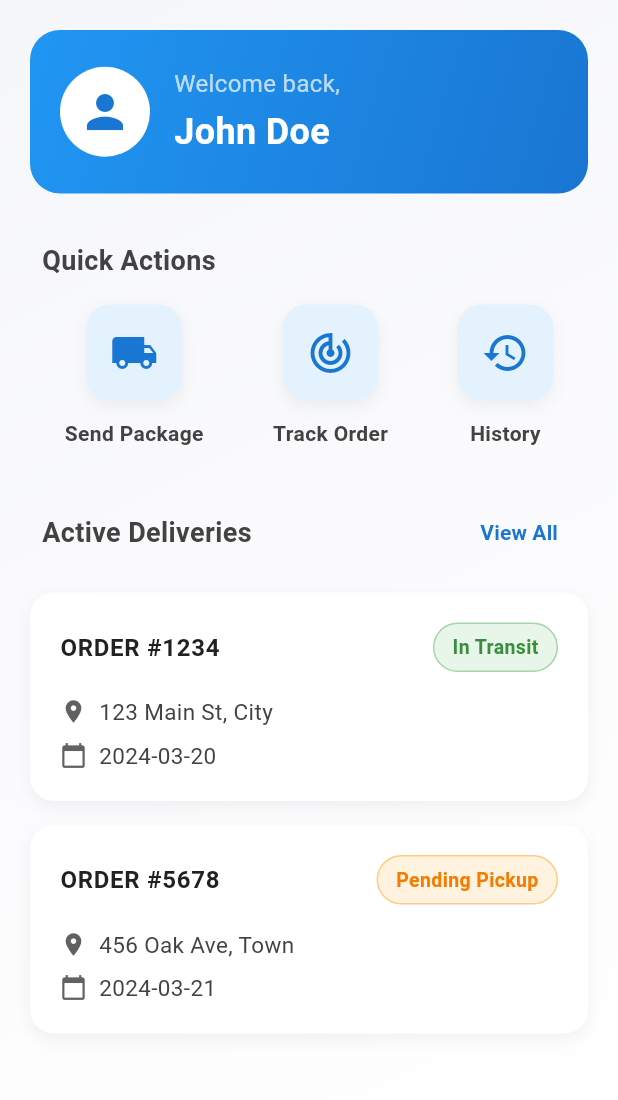
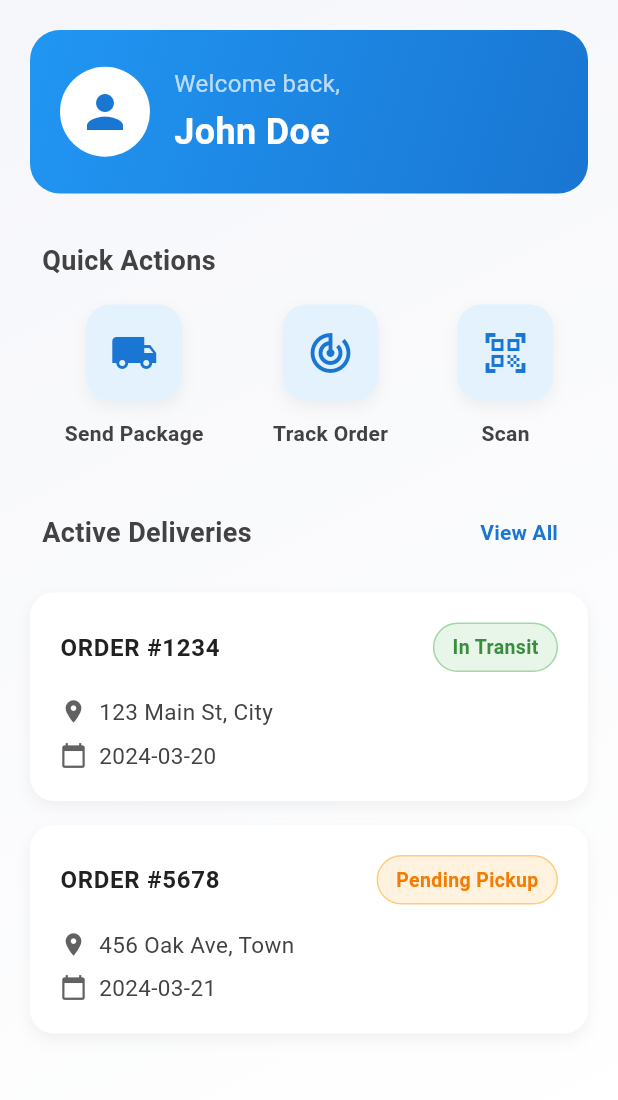
Before and after one commit to AbdulsemedM/Courier-App, a Flutter app: the HomeScreen screen opened directly, on a phone screen of 412 x 824 dp, the part 84-1184 px from its top. Run offline on Flutter 3.47's test engine with Material 3 defaults, Android fonts, the phone set to English and light mode, and no system bars; our stand-ins replace bottom_navy_bar, flutter_bloc, flutter_secure_storage, shared_preferences, shimmer; accounts and stored records are empty.

Commit message:
scanner added

```diff
--- a/lib/features/home_screen/presentation/screen/home_screen.dart
+++ b/lib/features/home_screen/presentation/screen/home_screen.dart
@@ -168,8 +168,8 @@ class _HomeScreenState extends State<HomeScreen> {
                     isDarkMode: isDarkMode,
                   ),
                   HomeWidgets.buildQuickActionButton(
-                    icon: Icons.history,
-                    label: 'History',
+                    icon: Icons.qr_code_scanner_outlined,
+                    label: 'Scan',
                     onTap: () {
                       // Handle history
                     },
```
